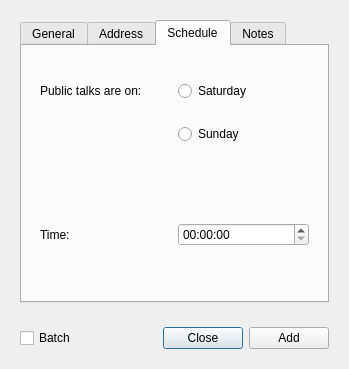
Qt form pyTalkManager/gui/AddCongregationWindow.ui (JoelMon/pyTalkManager) before a commit.
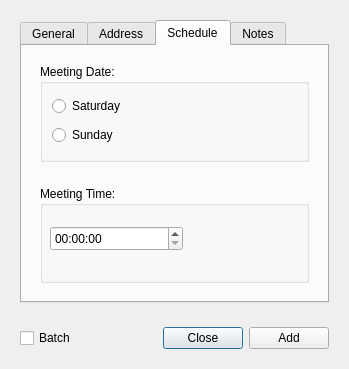
The same form after that commit. The open tabs and pages were chosen to show the change.

Patch:
```diff
--- a/pyTalkManager/gui/AddCongregationWindow.ui
+++ b/pyTalkManager/gui/AddCongregationWindow.ui
@@ -262,22 +262,21 @@
             <property name="frameShadow">
              <enum>QFrame::Plain</enum>
             </property>
+            <layout class="QGridLayout" name="gridLayout_12">
+             <item row="0" column="0">
+              <widget class="QGroupBox" name="groupBox">
+               <property name="title">
+                <string>Meeting Date:</string>
+               </property>
             <layout class="QGridLayout" name="gridLayout_10">
              <item row="0" column="0">
-              <widget class="QLabel" name="label_10">
-               <property name="text">
-                <string>Public talks are on:</string>
-               </property>
-              </widget>
-             </item>
-             <item row="0" column="1">
               <widget class="QRadioButton" name="radioSaturday">
                <property name="text">
                 <string>Saturday</string>
                </property>
               </widget>
              </item>
-             <item row="1" column="1">
+                <item row="1" column="0">
               <widget class="QRadioButton" name="radioSunday">
                <property name="text">
                 <string>Sunday</string>
@@ -287,6 +286,9 @@
             </layout>
            </widget>
           </item>
+            </layout>
+           </widget>
+          </item>
           <item>
            <widget class="QFrame" name="frame_9">
             <property name="frameShape">
@@ -296,8 +298,20 @@
              <enum>QFrame::Plain</enum>
             </property>
             <layout class="QGridLayout" name="gridLayout_11">
-             <item row="0" column="2">
+             <item row="0" column="0">
+              <widget class="QGroupBox" name="groupBox_2">
+               <property name="title">
+                <string>Meeting Time:</string>
+               </property>
               <widget class="QTimeEdit" name="timeEdit">
+                <property name="geometry">
+                 <rect>
+                  <x>10</x>
+                  <y>40</y>
+                  <width>133</width>
+                  <height>25</height>
+                 </rect>
+                </property>
                <property name="wrapping">
                 <bool>false</bool>
                </property>
@@ -311,12 +325,6 @@
                 <bool>false</bool>
                </property>
               </widget>
-             </item>
-             <item row="0" column="1">
-              <widget class="QLabel" name="label_11">
-               <property name="text">
-                <string>Time:</string>
-               </property>
               </widget>
              </item>
             </layout>
```
Left out of the diff: 3 changed lines with no effect on the pictures. Lines whose indentation alone changed are shown as unchanged.
